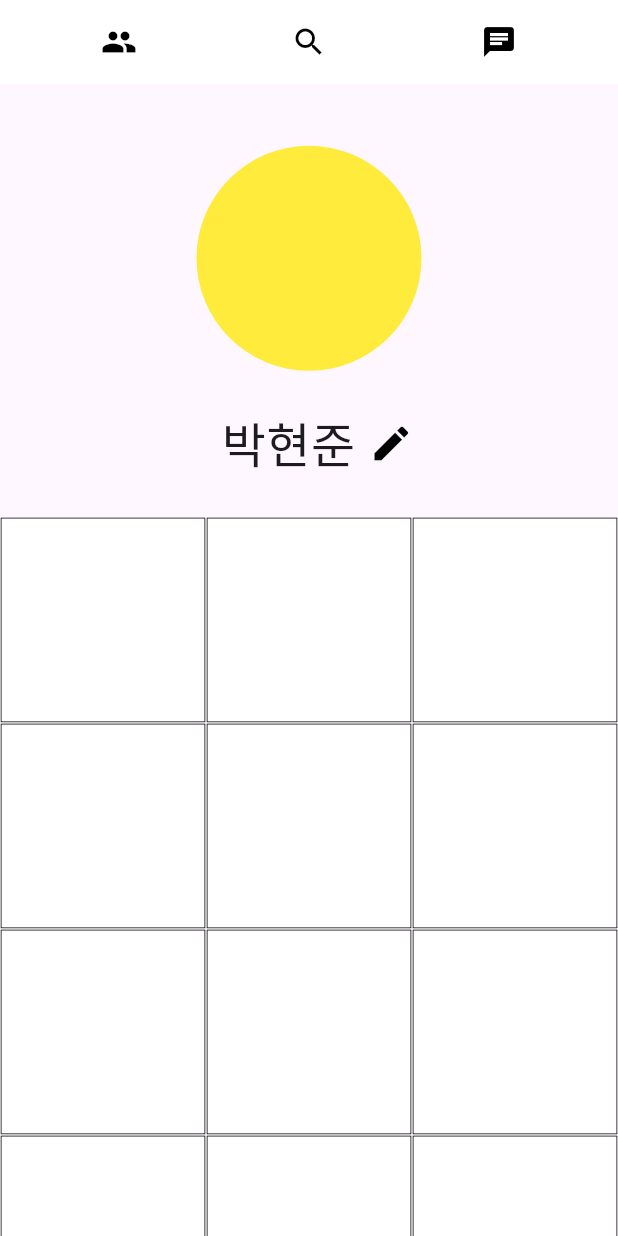
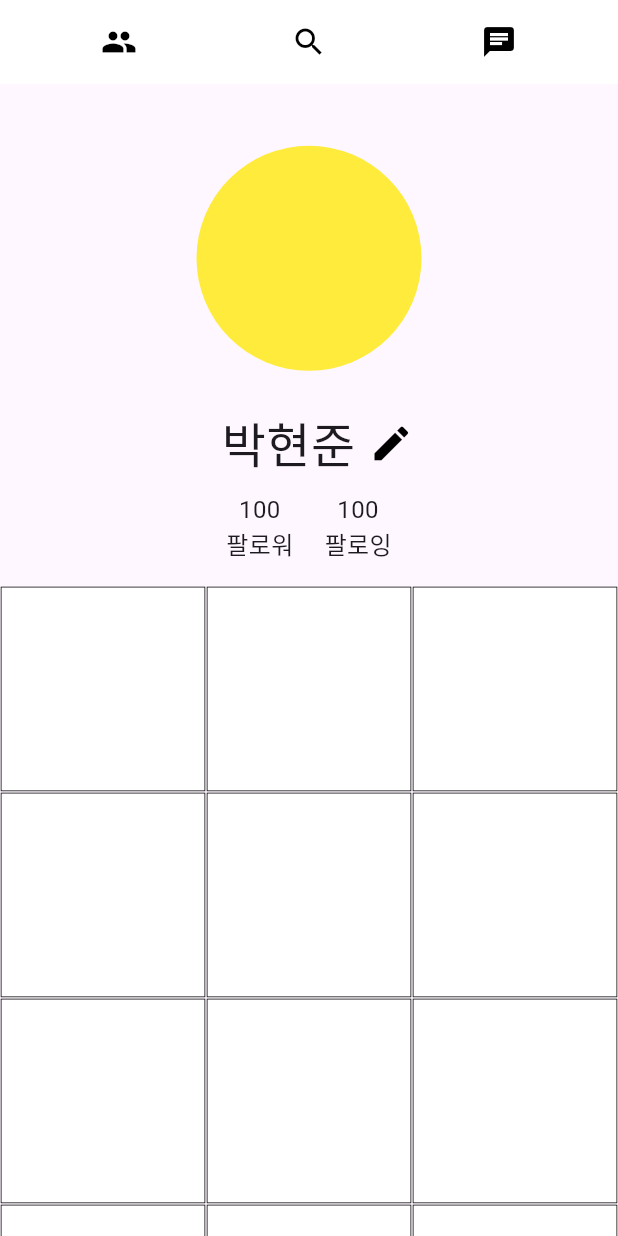
Before and after one commit to hyeonjoonpark/messenger-app, a Flutter app: the screen it shows after launch, after a tap on "Kakao 로그인", on a phone screen of 412 x 824 dp. Run offline on Flutter 3.47's test engine with Material 3 defaults, Android fonts, the phone set to English and light mode, and no system bars; our stand-ins replace flutter_screenutil, get.

Commit message:
FEAT: follow

```diff
--- a/lib/ui/screen/user/Home/home_screen.dart
+++ b/lib/ui/screen/user/Home/home_screen.dart
@@ -49,7 +49,32 @@ class _MyHomePageState extends State<HomeScreen> {
                     ],
                   ),
                   SizedBox(
-                    height: 0.03.sh,
+                    height: 0.01.sh,
+                  ),
+                  Row(
+                    mainAxisAlignment: MainAxisAlignment.center,
+                    children: [
+                      const Text(
+                        "100\n팔로워",
+                        textAlign: TextAlign.center,
+                        style: TextStyle(
+                          fontSize: 16,
+                        ),
+                      ),
+                      SizedBox(
+                        width: 0.05.sw,
+                      ),
+                      const Text(
+                        "100\n팔로잉",
+                        textAlign: TextAlign.center,
+                        style: TextStyle(
+                          fontSize: 16,
+                        ),
+                      ),
+                    ],
+                  ),
+                  SizedBox(
+                    height: 0.02.sh,
                   ),
                   GridView.count(
                     physics: const NeverScrollableScrollPhysics(),
```
